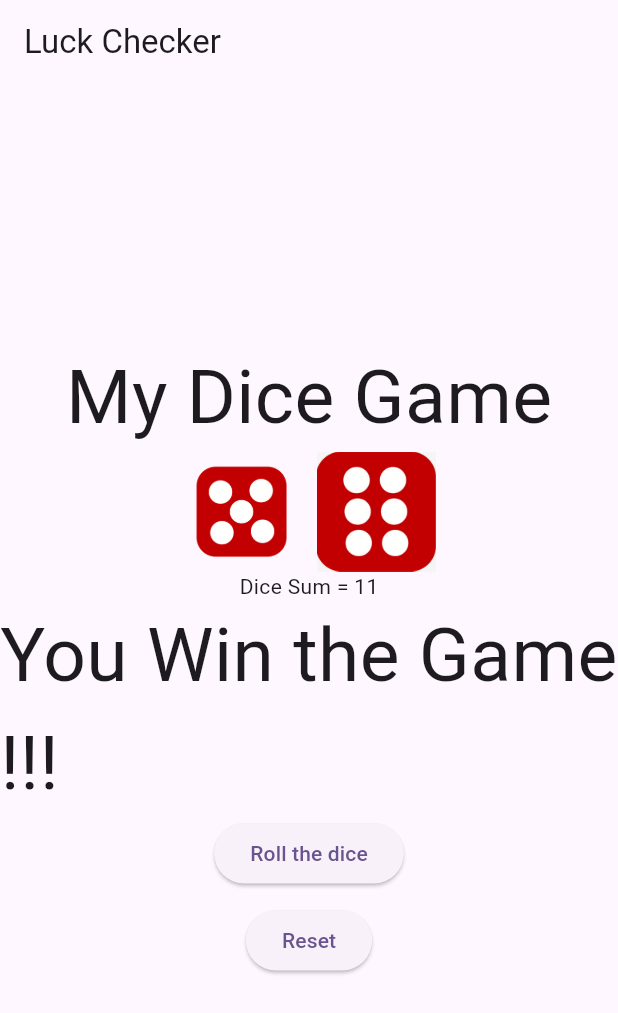
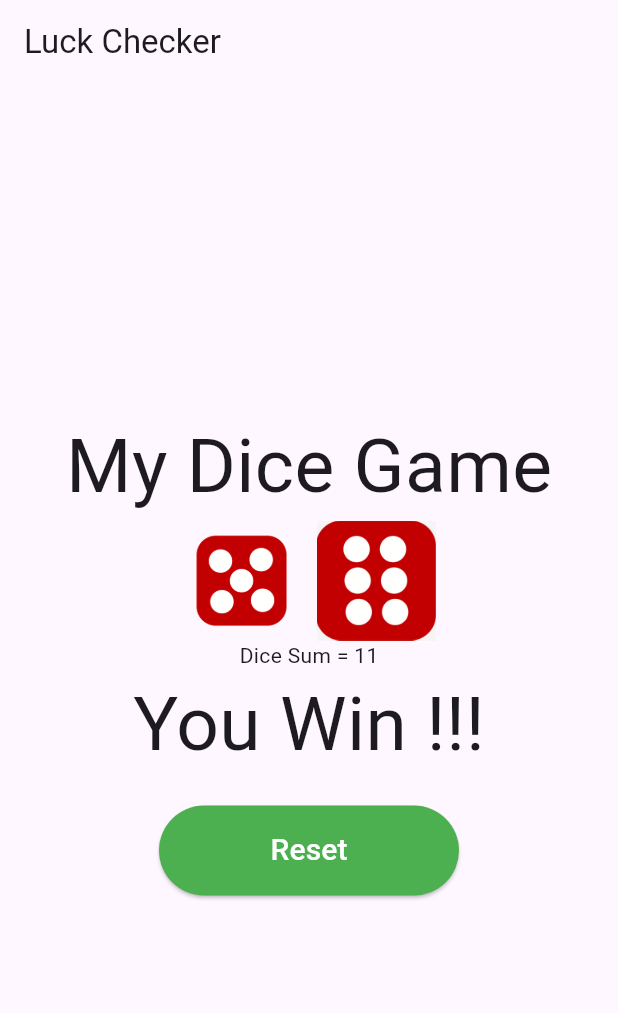
Before and after one commit to Shoykat361/DiceGameFlutter, a Flutter app: the screen it shows after launch, after a tap on "START", after a tap on "Roll the dice", on a phone screen of 412 x 824 dp. Shown: the top 1013 px of the screen. Run offline on Flutter 3.47's test engine with Material 3 defaults, Android fonts, the phone set to English and light mode, and no system bars; our stand-ins replace google_fonts.

Commit message:
finalized the Game

```diff
--- a/lib/main.dart
+++ b/lib/main.dart
@@ -26,6 +26,13 @@ class MyApp extends StatelessWidget {
   }
 }
 
+enum GameStatus{
+  running,
+  over,
+  none
+
+}
+
 class GamePage extends StatefulWidget {
   const GamePage({super.key});
 
@@ -34,6 +41,9 @@ class GamePage extends StatefulWidget {
 }
 
 class _GamePageState extends State<GamePage> {
+  GameStatus gameStatus = GameStatus.none;
+  static const win = 'You Win !!!';
+  static const lost = 'You Lost !!!';
   String result = '';
   final diceList = [
     'images/dice1.jpg',
@@ -90,18 +100,21 @@ class _GamePageState extends State<GamePage> {
                   if (hasTrget)
                     Text(
                         'your Target  $target\n keep Rolling to match the $target'),
-                  Text(
+                  if(gameStatus == GameStatus.over)
+                    Text(
                     result,
                     style: TextStyle(fontSize: 50),
                   ),
-                  ElevatedButton(
+                  if(gameStatus  ==GameStatus.running)
+                    diceButton(
                     onPressed: rollTheDice,
-                    child: Text('Roll the dice'),
+                    lable: 'Roll the dice',
                   ),
-                  SizedBox(height: 10),
-                  ElevatedButton(
+                  const SizedBox(height: 10),
+                  if(gameStatus == GameStatus.over)
+                    diceButton(
                     onPressed: reSet,
-                    child: Text('Reset'),
+                    lable: 'Reset',
                   ),
                 ],
               )
@@ -128,17 +141,21 @@ class _GamePageState extends State<GamePage> {
 
   void checkTarget() {
     if(diceSum == target){
-      result ='You Win !!!';
+      result = win;
+      gameStatus =GameStatus.over;
     }else if(diceSum == 7 ){
-      result = 'You lost!!!';
+      result = lost;
+      gameStatus =GameStatus.over;
     }
   }
 
   void checkFirstRoll() {
     if(diceSum == 7 || diceSum == 11){
-      result = 'You Win the Game !!!';
+      result = win;
+      gameStatus =GameStatus.over;
     }else if (diceSum == 2 || diceSum ==3 || diceSum ==12){
-      result = 'You Lost The Game !!!';
+      result = lost;
+      gameStatus =GameStatus.over;
     }else{
       hasTrget = true;
       target =diceSum;
@@ -154,12 +171,14 @@ class _GamePageState extends State<GamePage> {
       diceSum =0;
       result ='';
       shouldShowBoard = false;
+      gameStatus = GameStatus.none;
     });
   }
 
   void startGame() {
     setState(() {
       shouldShowBoard =true;
+      gameStatus = GameStatus.running;
     });
   }
 }
```
